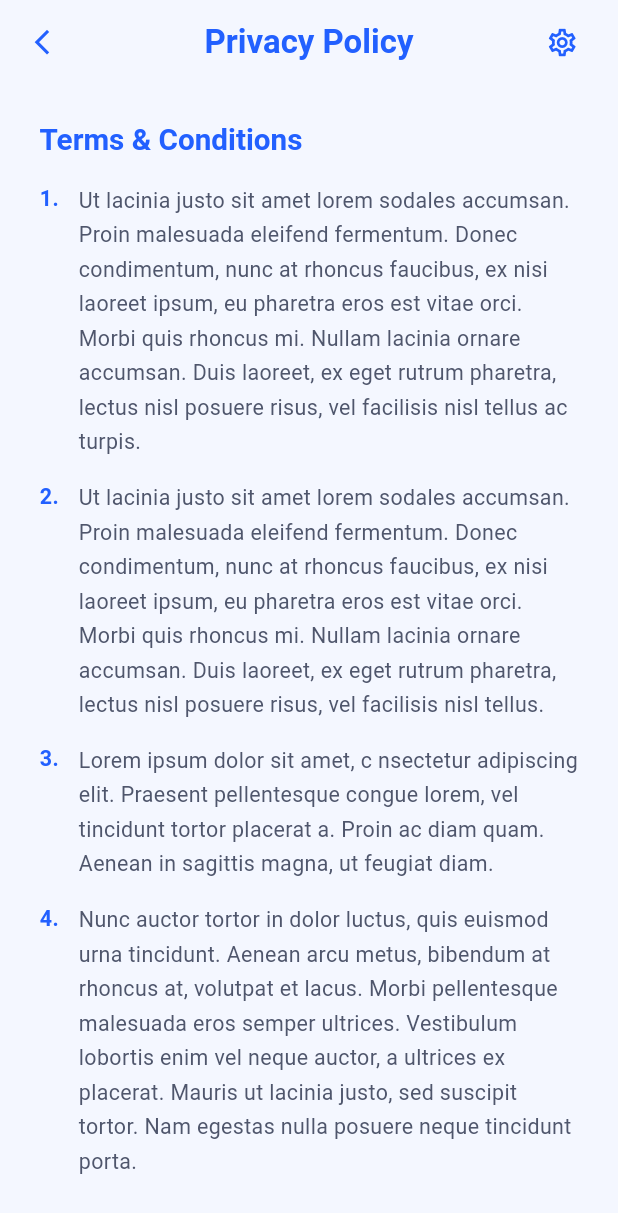
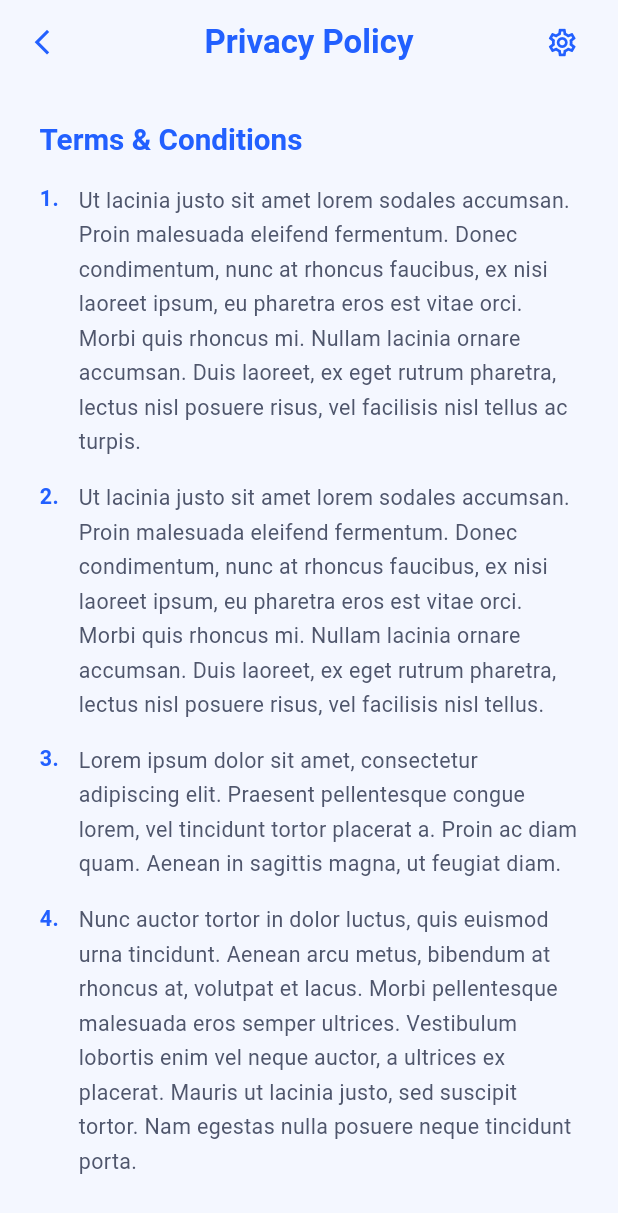
Before and after one commit to iKiks/skinfirts, a Flutter app: the PrivacyPolicyScreen screen opened directly, scrolled down 358 dp, on a phone screen of 412 x 824 dp. Shown: the top 1213 px of the screen. Run offline on Flutter 3.47's test engine with Material 3 defaults, Android fonts, the phone set to English and light mode, and no system bars.

Commit message:
privacy screen updated1

```diff
--- a/lib/features/profile/presentation/privacy_policy_screen.dart
+++ b/lib/features/profile/presentation/privacy_policy_screen.dart
@@ -13,7 +13,7 @@
   static const _terms = [
     'Ut lacinia justo sit amet lorem sodales accumsan. Proin malesuada eleifend fermentum. Donec condimentum, nunc at rhoncus faucibus, ex nisi laoreet ipsum, eu pharetra eros est vitae orci. Morbi quis rhoncus mi. Nullam lacinia ornare accumsan. Duis laoreet, ex eget rutrum pharetra, lectus nisl posuere risus, vel facilisis nisl tellus ac turpis.',
     'Ut lacinia justo sit amet lorem sodales accumsan. Proin malesuada eleifend fermentum. Donec condimentum, nunc at rhoncus faucibus, ex nisi laoreet ipsum, eu pharetra eros est vitae orci. Morbi quis rhoncus mi. Nullam lacinia ornare accumsan. Duis laoreet, ex eget rutrum pharetra, lectus nisl posuere risus, vel facilisis nisl tellus.',
-    'Lorem ipsum dolor sit amet, c nsectetur adipiscing elit. Praesent pellentesque congue lorem, vel tincidunt tortor placerat a. Proin ac diam quam. Aenean in sagittis magna, ut feugiat diam.',
+    'Lorem ipsum dolor sit amet, consectetur adipiscing elit. Praesent pellentesque congue lorem, vel tincidunt tortor placerat a. Proin ac diam quam. Aenean in sagittis magna, ut feugiat diam.',
     'Nunc auctor tortor in dolor luctus, quis euismod urna tincidunt. Aenean arcu metus, bibendum at rhoncus at, volutpat et lacus. Morbi pellentesque malesuada eros semper ultrices. Vestibulum lobortis enim vel neque auctor, a ultrices ex placerat. Mauris ut lacinia justo, sed suscipit tortor. Nam egestas nulla posuere neque tincidunt porta.',
   ];
 
```
